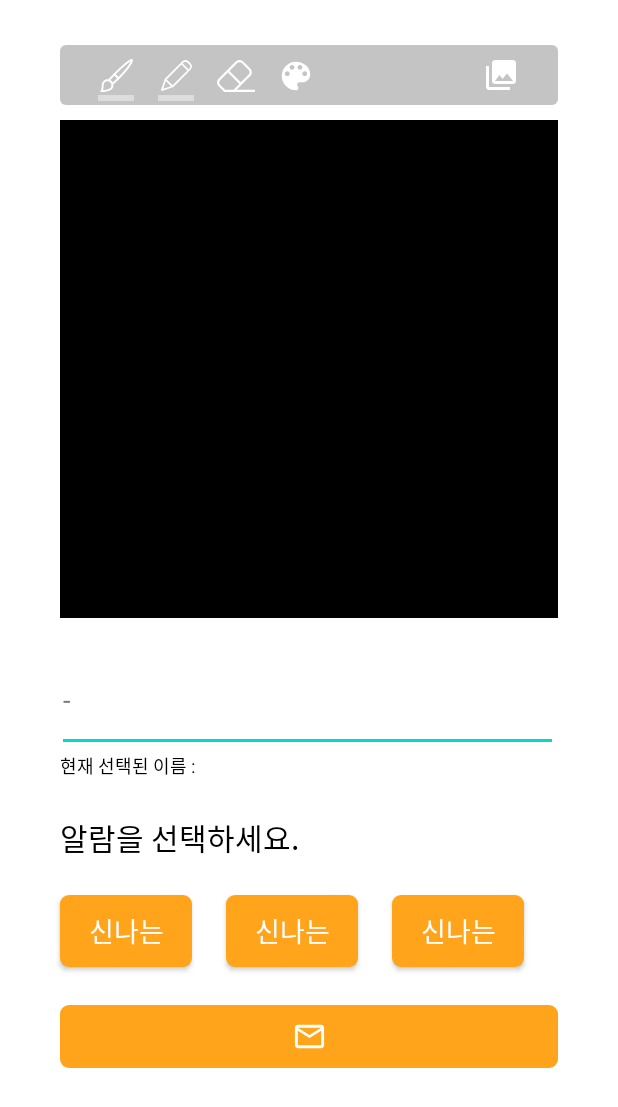
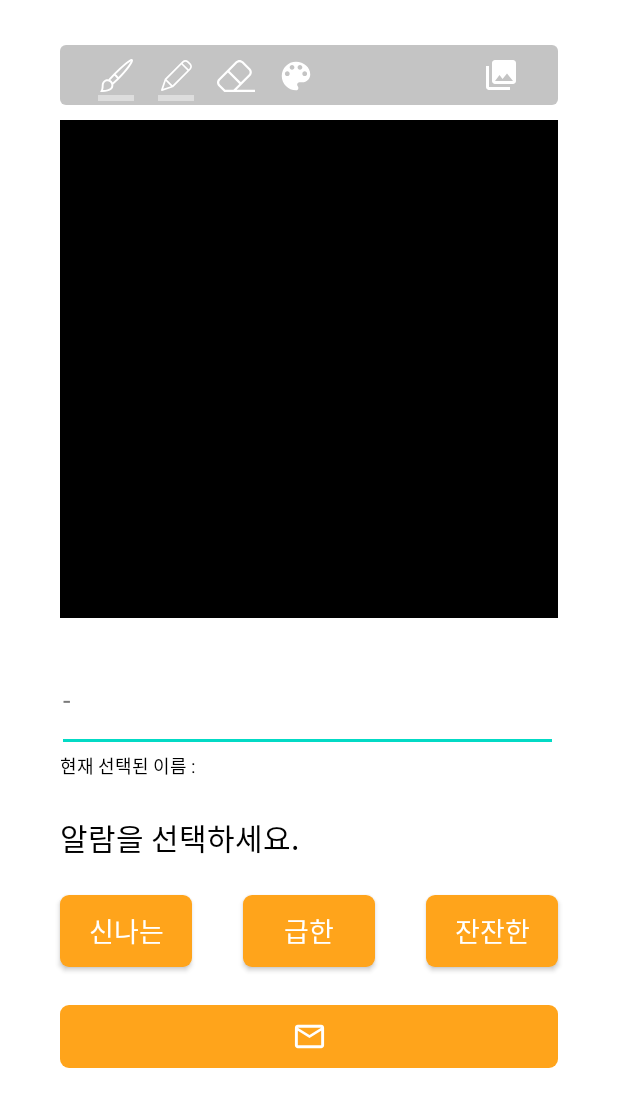
Before and after one commit to RaspberryPiry/Application, an Android app: the DrawingActivity screen opened directly, with no data from a screen before it, on a phone screen of 412 x 824 dp. Shown: the top 1107 px of the screen. Run offline under Robolectric (Android 15) with nearby library versions, the light colour scheme and no system bars; libraries missing offline, so code that uses them is left out: net.margaritov.preference; 6 statements that could not run were skipped.

Commit message:
[ui] ui 수정

```diff
--- a/RasberryPiryApp/app/src/main/res/layout/activity_drawing.xml
+++ b/RasberryPiryApp/app/src/main/res/layout/activity_drawing.xml
@@ -214,7 +214,7 @@
         android:paddingTop="10dp"
         android:paddingRight="17dp"
         android:paddingBottom="10dp"
-        android:text="신나는"
+        android:text="급한"
         android:textColor="@color/white"
         android:textSize="18sp"
         app:layout_constraintLeft_toRightOf="@id/alarm_btn1"
@@ -231,10 +231,9 @@
         android:paddingTop="10dp"
         android:paddingRight="17dp"
         android:paddingBottom="10dp"
-        android:text="신나는"
+        android:text="잔잔한"
         android:textColor="@color/white"
         android:textSize="18sp"
-        app:layout_constraintLeft_toRightOf="@id/alarm_btn2"
         app:layout_constraintRight_toRightOf="@id/drawView"
         app:layout_constraintTop_toBottomOf="@id/select_alarm_text" />
 
```
